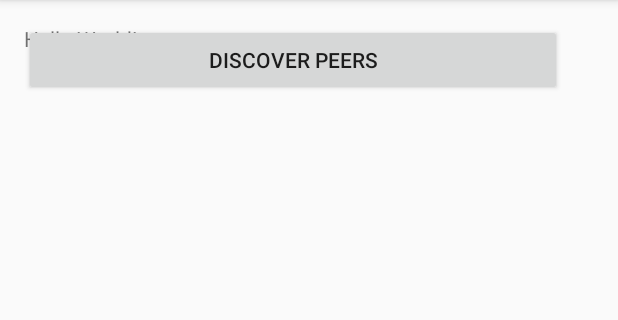
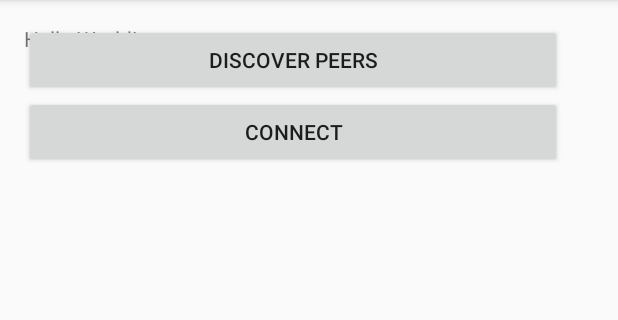
Before and after one commit to jrclarke1/tutorial_help, an Android app: the screen it shows after launch (MainActivity), on a phone screen of 412 x 824 dp, the part 84-404 px from its top. Run offline under Robolectric (Android 15) with nearby library versions, the phone set to English and light mode, and no system bars.

Commit message:
Connect to devices

```diff
--- a/app/src/main/java/uk/ac/plymouth/android/tutorialhelp/MainActivity.java
+++ b/app/src/main/java/uk/ac/plymouth/android/tutorialhelp/MainActivity.java
@@ -77,6 +77,7 @@ public class MainActivity extends AppCompatActivity {
         public void onFailure(int reason) {
             //TODO: Called when discovery initiation fails
             //TODO: Alert user that something went wrong
+            //TODO: Wifi should be enabled
 
             Toast.makeText(getApplicationContext(), "OnFailed", Toast.LENGTH_SHORT).show();
         }
@@ -98,6 +99,16 @@ public class MainActivity extends AppCompatActivity {
                 //is initiated
 
                 mManager.discoverPeers(mChannel, actionListener);
+
+            }
+        });
+
+        findViewById(R.id.btnConnectToPeer).setOnClickListener(new View.OnClickListener() {
+
+            @Override
+            public void onClick(View v) {
+
+                connect();
 
             }
         });
--- a/app/src/main/res/layout/activity_main.xml
+++ b/app/src/main/res/layout/activity_main.xml
@@ -19,11 +19,21 @@
         android:layout_width="match_parent"
         android:layout_height="wrap_content"
         android:text="Discover Peers"
-        android:layout_alignBottom="@+id/textView"
         android:layout_alignParentRight="true"
         android:layout_alignParentEnd="true"
         android:layout_marginRight="21dp"
         android:layout_marginEnd="21dp"
         android:id="@+id/btnDiscoverPeers" />
 
+    <Button
+        android:layout_width="match_parent"
+        android:layout_height="wrap_content"
+        android:text="Connect"
+        android:layout_alignParentRight="true"
+        android:layout_alignParentEnd="true"
+        android:layout_marginRight="21dp"
+        android:layout_marginEnd="21dp"
+        android:id="@+id/btnConnectToPeer"
+        android:layout_below="@+id/btnDiscoverPeers" />
+
 </RelativeLayout>
```
